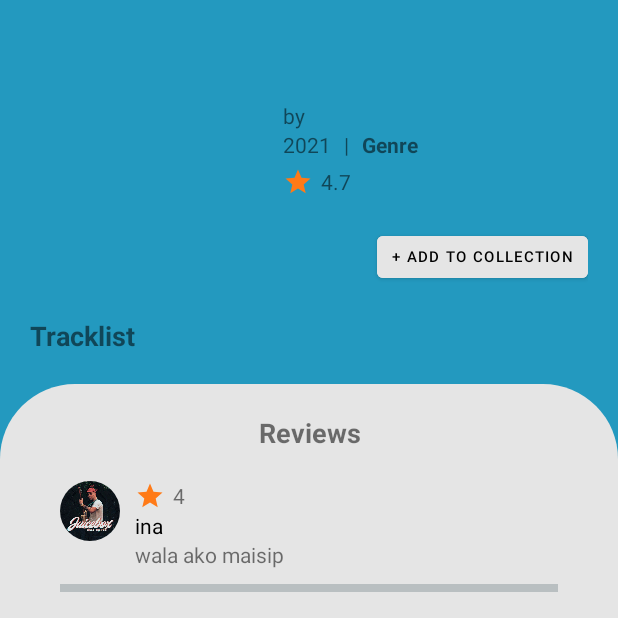
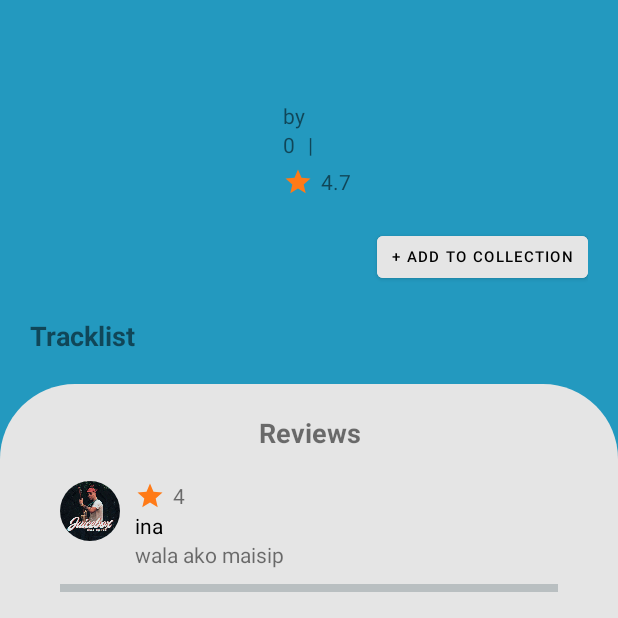
Before and after one commit to AdrianDonato/RecordNest, an Android app: the AlbumProfileActivity screen opened directly, with no data from a screen before it, on a phone screen of 412 x 824 dp, the top half of it. Run offline under Robolectric (Android 15) with nearby library versions, the phone set to English and light mode, and no system bars; our stand-ins replace Firebase (no records; nobody signed in at launch, a user with empty details on screens opened directly); 5 statements that could not run were skipped.

Commit message:
read year and genre from database in album profile

```diff
--- a/app/src/main/java/com/mobdeve/s18/recordnest/AlbumProfileActivity.java
+++ b/app/src/main/java/com/mobdeve/s18/recordnest/AlbumProfileActivity.java
@@ -54,7 +54,7 @@ public class AlbumProfileActivity extends AppCompatActivity {
 
     private ImageView imgViewAlbum;
 
-    private TextView nameViewAlbum, artistViewAlbum, trackListItem;
+    private TextView nameViewAlbum, artistViewAlbum, yearViewAlbum, genreViewAlbum;
 
     private LinearLayout content, reviewInput;
 
@@ -100,6 +100,8 @@ public class AlbumProfileActivity extends AppCompatActivity {
         this.imgViewAlbum = findViewById(R.id.iv_view_album);
         this.nameViewAlbum = findViewById(R.id.tv_album_name);
         this.artistViewAlbum = findViewById(R.id.tv_album_artist);
+        this.yearViewAlbum = findViewById(R.id.tv_album_year);
+        this.genreViewAlbum = findViewById(R.id.tv_album_genre);
         //this.trackListItem = findViewById(R.id.tracklist_item);
         //this.rvTrackList = findViewById(R.id.rv_tracklist);
 
@@ -229,11 +231,18 @@ public class AlbumProfileActivity extends AppCompatActivity {
         String name = albumDisplayed.getAlbumName();
         String artist = albumDisplayed.getArtist();
         String artLink = albumDisplayed.getAlbumArtURL();
+        int albumYear = albumDisplayed.getYear();
+        String genre = albumDisplayed.getGenre();
         albumCoverStorage = FirebaseStorage.getInstance().getReferenceFromUrl(artLink);
 
         Glide.with(this).load(albumCoverStorage).into(imgViewAlbum);
         this.nameViewAlbum.setText(name);
         this.artistViewAlbum.setText(artist);
+        this.yearViewAlbum.setText(Integer.toString(albumYear));
+        this.genreViewAlbum.setText(genre);
+
+        /*Toast.makeText(AlbumProfileActivity.this, albumYear,
+                Toast.LENGTH_SHORT).show();*/
     }
 
     //function which initializes tracklist adapter
```
